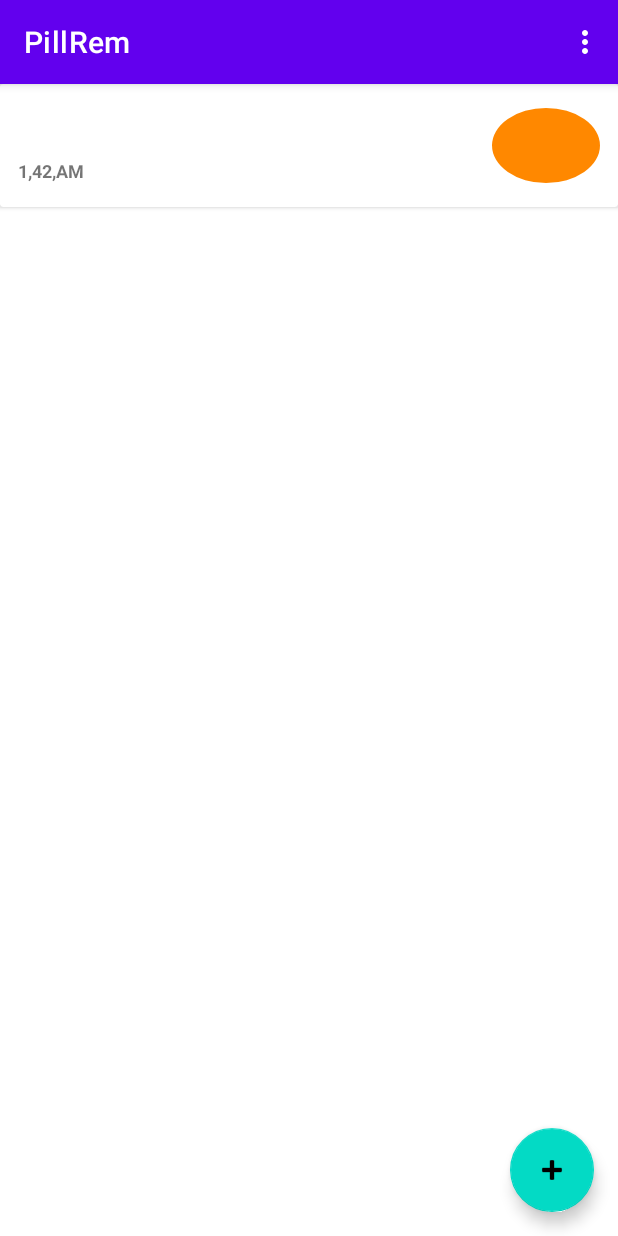
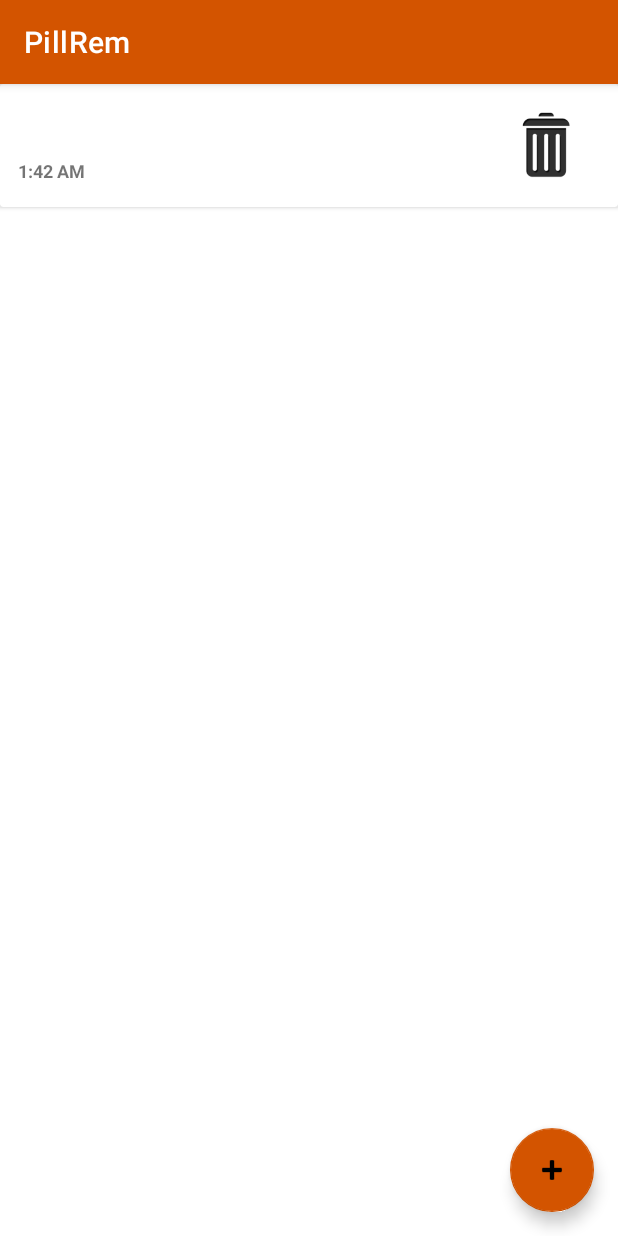
Before and after one commit to SpooderManEXE/PillRem, an Android app: the SecondFragment screen opened through its navigation route, after a tap on "ADD MEDICINE", on a phone screen of 412 x 824 dp. Run offline under Robolectric (Android 15) with nearby library versions, the phone set to English and light mode, and no system bars.

Commit message:
added files

```diff
--- a/app/src/main/java/com/project/pillrem/MainActivity.java
+++ b/app/src/main/java/com/project/pillrem/MainActivity.java
@@ -2,6 +2,7 @@ package com.project.pillrem;
 /**
  * Created by Sulthan Nizarudin on 06-12-2020.
  */
+import android.content.Intent;
 import android.os.Bundle;
 
 import androidx.appcompat.app.AppCompatActivity;
@@ -20,10 +21,7 @@ public class MainActivity extends AppCompatActivity {
         setContentView(R.layout.activity_main);
         Toolbar toolbar = findViewById(R.id.toolbar);
         setSupportActionBar(toolbar);
-
-
-
-
+        startService(new Intent(getApplicationContext(),MyService.class));
     }
 
     @Override
@@ -39,12 +37,6 @@ public class MainActivity extends AppCompatActivity {
         // automatically handle clicks on the Home/Up button, so long
         // as you specify a parent activity in AndroidManifest.xml.
         int id = item.getItemId();
-
-        //noinspection SimplifiableIfStatement
-        if (id == R.id.action_settings) {
-            return true;
-        }
-
         return super.onOptionsItemSelected(item);
     }
 }
--- a/app/src/main/java/com/project/pillrem/MedicineAdapter.java
+++ b/app/src/main/java/com/project/pillrem/MedicineAdapter.java
@@ -25,6 +25,7 @@ class MedicineAdapter extends RecyclerView.Adapter<MedicineViewHolder>
     private List<Medicine> listMeds;
     private List<Medicine> mArrayList;
     private DatabaseHandler mDatabase;
+    private String time;
 
     MedicineAdapter(Context context, List<Medicine> listMeds) {
         this.context = context;
@@ -43,7 +44,23 @@ class MedicineAdapter extends RecyclerView.Adapter<MedicineViewHolder>
     public void onBindViewHolder(MedicineViewHolder holder, int position) {
         final Medicine medicine = listMeds.get(position);
         holder.tvName.setText(medicine.getName());
-        holder.tvPhoneNum.setText(medicine.gettime());
+
+        if(Integer.parseInt(medicine.gettime())<46800000){
+            int timeh=(Integer.parseInt(medicine.gettime())/60000)/60;
+            int timem=(Integer.parseInt(medicine.gettime())/60000)-(timeh*60);
+            if (timeh==0) timeh=12;
+             time=timeh+":"+timem+" AM";
+        }
+        else{
+            int timeh=((Integer.parseInt(medicine.gettime())-43200000)/60000)/60;
+            int timem=((Integer.parseInt(medicine.gettime())-43200000)/60000)-(timeh*60);
+            time=timeh+":"+timem+" PM";
+        }
+
+
+        holder.tvPhoneNum.setText(time);
+        holder.tvday.setText(medicine.getday());
+
         holder.deleteContact.setOnClickListener(new View.OnClickListener() {
             @Override
             public void onClick(View view) {
--- a/app/src/main/java/com/project/pillrem/MedicineViewHolder.java
+++ b/app/src/main/java/com/project/pillrem/MedicineViewHolder.java
@@ -8,13 +8,14 @@ import android.widget.TextView;
 import androidx.recyclerview.widget.RecyclerView;
 
 class MedicineViewHolder extends RecyclerView.ViewHolder {
-    TextView tvName, tvPhoneNum;
+    TextView tvName, tvPhoneNum,tvday;
     ImageView deleteContact;
     ImageView editContact;
     MedicineViewHolder(View itemView) {
         super(itemView);
         tvName = itemView.findViewById(R.id.medname);
         tvPhoneNum = itemView.findViewById(R.id.medtime);
+        tvday=itemView.findViewById(R.id.medday);
         deleteContact = itemView.findViewById(R.id.deleteContact);
     }
 }
--- a/app/src/main/java/com/project/pillrem/SecondFragment.java
+++ b/app/src/main/java/com/project/pillrem/SecondFragment.java
@@ -2,6 +2,15 @@ package com.project.pillrem;
 /**
  * Created by Sulthan Nizarudin on 06-12-2020.
  */
+import android.app.AlarmManager;
+import android.app.NotificationChannel;
+import android.app.NotificationManager;
+import android.app.PendingIntent;
+import android.content.Context;
+import android.content.Intent;
+import android.media.AudioAttributes;
+import android.media.RingtoneManager;
+import android.net.Uri;
 import android.os.Build;
 import android.os.Bundle;
 import android.util.Log;
@@ -13,6 +22,7 @@ import android.widget.CompoundButton;
 import android.widget.DatePicker;
 import android.widget.EditText;
 import android.widget.TimePicker;
+import android.widget.Toast;
 import android.widget.ToggleButton;
 
 import androidx.annotation.NonNull;
@@ -22,12 +32,16 @@ import androidx.navigation.fragment.NavHostFragment;
 
 import java.util.List;
 
+import static android.content.Context.ALARM_SERVICE;
+
 public class SecondFragment extends Fragment {
     CheckBox checkBox;
     ToggleButton d1,d2,d3,d4,d5,d6,d7;
     EditText mname;
     String day,time;
     TimePicker mdate;
+    private static Context context = null;
+
 
     @Override
     public View onCreateView(
@@ -59,8 +73,7 @@ public class SecondFragment extends Fragment {
         view.findViewById(R.id.button_second).setOnClickListener(new View.OnClickListener() {
             @Override
             public void onClick(View view) {
-                int hour, minute;
-                String am_pm;
+                int hour, minute,am_pm;
                 if (Build.VERSION.SDK_INT >= 23) {
                     hour = mdate.getHour();
                     minute = mdate.getMinute();
@@ -69,20 +82,22 @@ public class SecondFragment extends Fragment {
                     minute = mdate.getCurrentMinute();
                 }
                 if (hour > 12) {
-                    am_pm = "PM";
+                    am_pm = 43200000 ;
                     hour = hour - 12;
                 } else {
-                    am_pm = "AM";
+                    am_pm = 0;
                 }
-                time = hour + "," + minute + "," + am_pm;
-                if (d1.isChecked()) day += "S"; else day+="0";
-                if (d2.isChecked()) day += "M"; else day+="0";
-                if (d3.isChecked()) day += "T"; else day+="0";
-                if (d4.isChecked()) day += "W"; else day+="0";
-                if (d5.isChecked()) day += "T"; else day+="0";
-                if (d6.isChecked()) day += "F"; else day+="0";
-                if (d7.isChecked()) day += "S"; else day+="0";
+                time = Integer.toString(hour*3600000 + minute*60000 + am_pm);
+                if (d1.isChecked()) day += "S"; else day+=" ";
+                if (d2.isChecked()) day += "M"; else day+=" ";
+                if (d3.isChecked()) day += "T"; else day+=" ";
+                if (d4.isChecked()) day += "W"; else day+=" ";
+                if (d5.isChecked()) day += "T"; else day+=" ";
+                if (d6.isChecked()) day += "F"; else day+=" ";
+                if (d7.isChecked()) day += "S"; else day+=" ";
                 db.addMedicine(new Medicine(mname.getText().toString(), day, time));
+                context=getActivity();
+                Toast.makeText(context, "Reminder Set", Toast.LENGTH_SHORT).show();
 
 
                 NavHostFragment.findNavController(SecondFragment.this)
--- a/app/src/main/res/drawable/offcirclebutton.xml
+++ b/app/src/main/res/drawable/offcirclebutton.xml
@@ -2,5 +2,5 @@
 <shape xmlns:android="http://schemas.android.com/apk/res/android"
     android:shape="oval"
     android:visible="true">
-    <solid android:color="@android:color/holo_orange_dark" />
+    <solid android:color="#7F8C8D" />
 </shape>
--- a/app/src/main/res/drawable/oncirclebutton.xml
+++ b/app/src/main/res/drawable/oncirclebutton.xml
@@ -2,5 +2,5 @@
 <shape xmlns:android="http://schemas.android.com/apk/res/android"
     android:shape="oval"
     android:visible="true">
-    <solid android:color="@android:color/holo_green_dark" />
+    <solid android:color="#F1C40F" />
 </shape>
--- a/app/src/main/res/layout/fragment_second.xml
+++ b/app/src/main/res/layout/fragment_second.xml
@@ -48,7 +48,7 @@
         android:id="@+id/cardView2"
         android:layout_width="414dp"
         android:layout_height="122dp"
-        android:layout_marginTop="29dp"
+        android:layout_marginTop="32dp"
         app:layout_constraintStart_toStartOf="parent"
         app:layout_constraintTop_toBottomOf="@+id/cardView">
 
@@ -145,7 +145,7 @@
         android:id="@+id/cardView3"
         android:layout_width="match_parent"
         android:layout_height="wrap_content"
-        android:layout_marginTop="49dp"
+        android:layout_marginTop="32dp"
         app:layout_constraintStart_toStartOf="parent"
         app:layout_constraintTop_toBottomOf="@+id/cardView2">
 
--- a/app/src/main/res/layout/med_item.xml
+++ b/app/src/main/res/layout/med_item.xml
@@ -1,6 +1,7 @@
 <?xml version="1.0" encoding="utf-8"?>
 <androidx.cardview.widget.CardView
     xmlns:android="http://schemas.android.com/apk/res/android"
+    xmlns:app="http://schemas.android.com/apk/res-auto"
     android:orientation="vertical" android:layout_width="match_parent"
     android:layout_height="wrap_content"
     android:layout_marginBottom="1dp">
@@ -15,6 +16,11 @@
             android:layout_width="316dp"
             android:layout_height="59dp">
 
+            <LinearLayout
+                android:layout_width="match_parent"
+                android:layout_height="match_parent"
+                android:orientation="vertical">
+
                 <TextView
                     android:id="@+id/medname"
                     android:layout_width="332dp"
@@ -22,14 +28,29 @@
                     android:textSize="18sp"
                     android:textStyle="bold" />
 
+                <LinearLayout
+                    android:layout_width="match_parent"
+                    android:layout_height="match_parent"
+                    android:orientation="horizontal">
+
                     <TextView
                         android:id="@+id/medtime"
-                android:layout_width="329dp"
+                        android:layout_width="140dp"
                         android:layout_height="wrap_content"
-                android:layout_below="@+id/medname"
                         android:layout_marginTop="0dp"
                         android:textSize="12sp"
                         android:textStyle="bold" />
+
+                    <TextView
+                        android:id="@+id/medday"
+                        android:layout_width="142dp"
+                        android:layout_height="wrap_content"
+                        android:layout_marginTop="0dp"
+                        android:textSize="12sp"
+                        android:textStyle="bold" />
+                </LinearLayout>
+            </LinearLayout>
+
         </RelativeLayout>
 
         <ImageView
@@ -39,6 +60,6 @@
             android:layout_gravity="center"
             android:layout_weight="1"
             android:contentDescription="TODO"
-            android:src="@drawable/offcirclebutton" />
+            app:srcCompat="@drawable/trash" />
     </LinearLayout>
 </androidx.cardview.widget.CardView>
--- a/app/src/main/res/menu/menu_main.xml
+++ b/app/src/main/res/menu/menu_main.xml
@@ -1,10 +1,4 @@
 <menu xmlns:android="http://schemas.android.com/apk/res/android"
     xmlns:app="http://schemas.android.com/apk/res-auto"
     xmlns:tools="http://schemas.android.com/tools"
-    tools:context="com.project.pillrem.MainActivity">
-    <item
-        android:id="@+id/action_settings"
-        android:orderInCategory="100"
-        android:title="@string/action_settings"
-        app:showAsAction="never" />
-</menu>
+    tools:context="com.project.pillrem.MainActivity"/>
--- a/app/src/main/res/values/colors.xml
+++ b/app/src/main/res/values/colors.xml
@@ -1,10 +1,10 @@
 <?xml version="1.0" encoding="utf-8"?>
 <resources>
-    <color name="purple_200">#FFBB86FC</color>
-    <color name="purple_500">#FF6200EE</color>
-    <color name="purple_700">#FF3700B3</color>
-    <color name="teal_200">#FF03DAC5</color>
-    <color name="teal_700">#FF018786</color>
+    <color name="purple_200">#F39C12</color>
+    <color name="purple_500">#D35400</color>
+    <color name="purple_700">#D35400</color>
+    <color name="teal_200">#D35400</color>
+    <color name="teal_700">#F39C12</color>
     <color name="black">#FF000000</color>
     <color name="white">#FFFFFFFF</color>
 </resources>
```
Also changed, not shown: app/src/main/AndroidManifest.xml (+9 -0 lines), app/src/main/java/com/project/pillrem/BroadcastClass.java (added, +76 -0 lines), app/src/main/java/com/project/pillrem/MyService.java (added, +39 -0 lines), app/src/main/res/drawable-v24/trash.png (added). Lines whose indentation alone changed are shown as unchanged.
